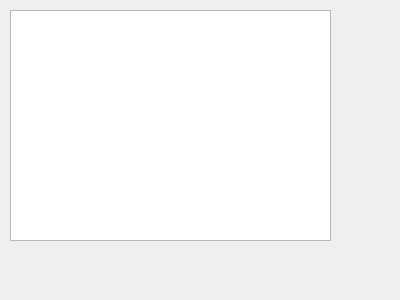
This is gui/gui.ui in 913-Horvath-Krisztina/OOP-mock-exam0 as Qt 5 draws it before an edit. The edited form follows.
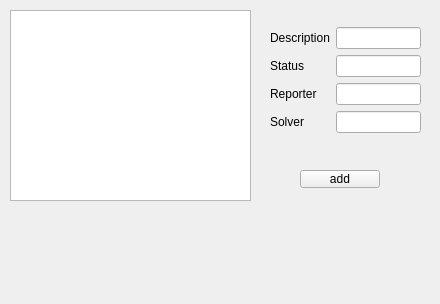
This is the edited form.

Commit message: adding issues works almost

```diff
--- a/gui/gui.ui
+++ b/gui/gui.ui
@@ -6,8 +6,8 @@
    <rect>
     <x>0</x>
     <y>0</y>
-    <width>400</width>
-    <height>300</height>
+    <width>440</width>
+    <height>304</height>
    </rect>
   </property>
   <property name="windowTitle">
@@ -18,11 +18,84 @@
     <rect>
      <x>10</x>
      <y>10</y>
-     <width>321</width>
-     <height>231</height>
+     <width>241</width>
+     <height>191</height>
     </rect>
    </property>
   </widget>
+  <widget class="QPushButton" name="add_issue_pushButton">
+   <property name="geometry">
+    <rect>
+     <x>300</x>
+     <y>170</y>
+     <width>80</width>
+     <height>18</height>
+    </rect>
+   </property>
+   <property name="text">
+    <string>add</string>
+   </property>
+  </widget>
+  <widget class="QWidget" name="">
+   <property name="geometry">
+    <rect>
+     <x>270</x>
+     <y>10</y>
+     <width>151</width>
+     <height>141</height>
+    </rect>
+   </property>
+   <layout class="QGridLayout" name="gridLayout_3">
+    <item row="0" column="0">
+     <layout class="QGridLayout" name="gridLayout_2">
+      <item row="0" column="0">
+       <widget class="QLabel" name="label">
+        <property name="text">
+         <string>Description</string>
+        </property>
+       </widget>
+      </item>
+      <item row="1" column="0">
+       <widget class="QLabel" name="label_2">
+        <property name="text">
+         <string>Status</string>
+        </property>
+       </widget>
+      </item>
+      <item row="2" column="0">
+       <widget class="QLabel" name="label_3">
+        <property name="text">
+         <string>Reporter</string>
+        </property>
+       </widget>
+      </item>
+      <item row="3" column="0">
+       <widget class="QLabel" name="label_4">
+        <property name="text">
+         <string>Solver</string>
+        </property>
+       </widget>
+      </item>
+     </layout>
+    </item>
+    <item row="0" column="1">
+     <layout class="QGridLayout" name="gridLayout">
+      <item row="0" column="0">
+       <widget class="QLineEdit" name="description_lineEdit"/>
+      </item>
+      <item row="3" column="0">
+       <widget class="QLineEdit" name="solver_lineEdit"/>
+      </item>
+      <item row="1" column="0">
+       <widget class="QLineEdit" name="status_lineEdit"/>
+      </item>
+      <item row="2" column="0">
+       <widget class="QLineEdit" name="reporter_lineEdit"/>
+      </item>
+     </layout>
+    </item>
+   </layout>
+  </widget>
  </widget>
  <resources/>
  <connections/>
```
The commit also changes 6 other files.
